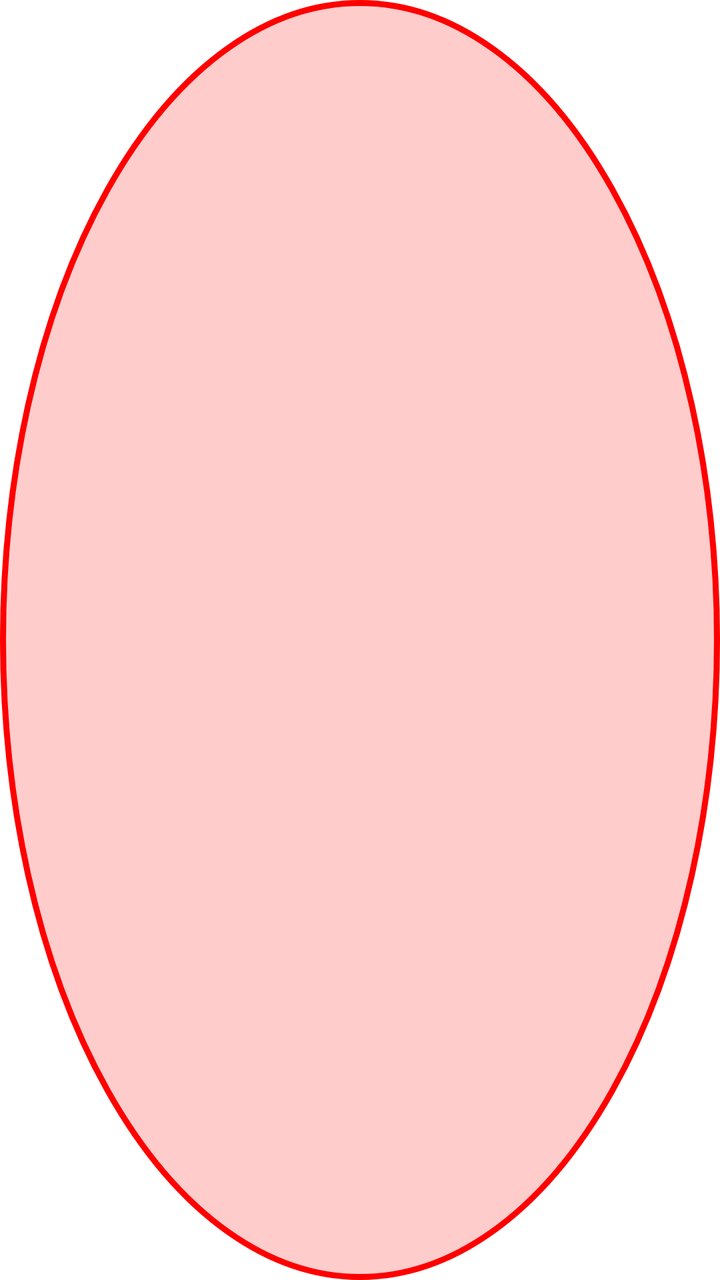
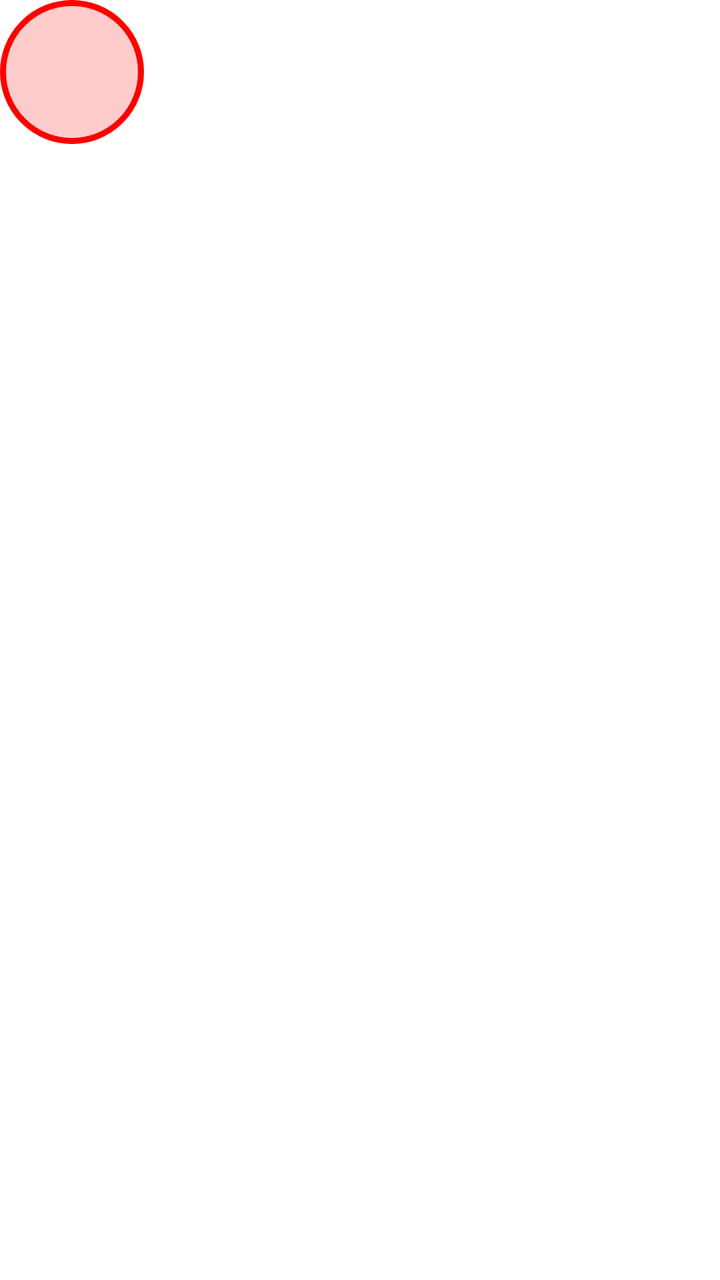

Screens rendered from an Android XML layout before and after an edit, with the pre-edit source and the edit as a unified diff.
<!-- AndroidManifest.xml: application theme Theme.AutoClicker -->
<!-- res/layout/overlay_target.xml -->
<?xml version="1.0" encoding="utf-8"?>
<View xmlns:android="http://schemas.android.com/apk/res/android"
    android:layout_width="48dp"
    android:layout_height="48dp"
    android:background="@drawable/circle_target" />
<!-- resources referenced by this layout -->
<resources>
  <!-- drawable circle_target (drawable) -->
  <shape xmlns:android="http://schemas.android.com/apk/res/android"
      android:shape="oval">
      <solid android:color="#33FF0000" />
      <stroke android:width="3dp" android:color="#FFFF0000" />
  </shape>
  <style name="Theme.AutoClicker" parent="Theme.MaterialComponents.DayNight.NoActionBar" />
</resources>

<!-- the commit's change to res/layout/overlay_target.xml (unified diff, before → after) -->
@@ -1,5 +1,11 @@
 <?xml version="1.0" encoding="utf-8"?>
-<View xmlns:android="http://schemas.android.com/apk/res/android"
-    android:layout_width="48dp"
-    android:layout_height="48dp"
-    android:background="@drawable/circle_target" />
+<FrameLayout xmlns:android="http://schemas.android.com/apk/res/android"
+    android:layout_width="72dp"
+    android:layout_height="72dp">
+
+    <View
+        android:layout_width="72dp"
+        android:layout_height="72dp"
+        android:background="@drawable/circle_target" />
+
+</FrameLayout>
